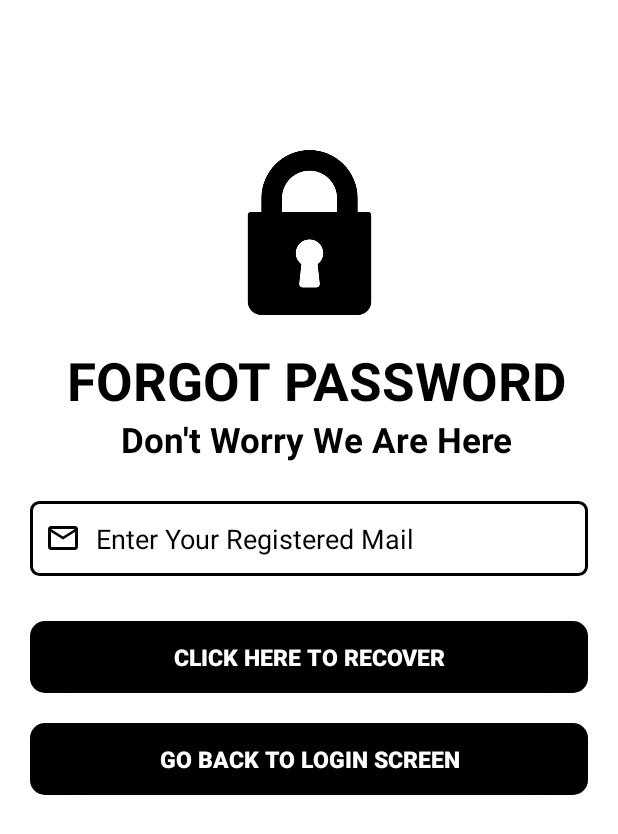
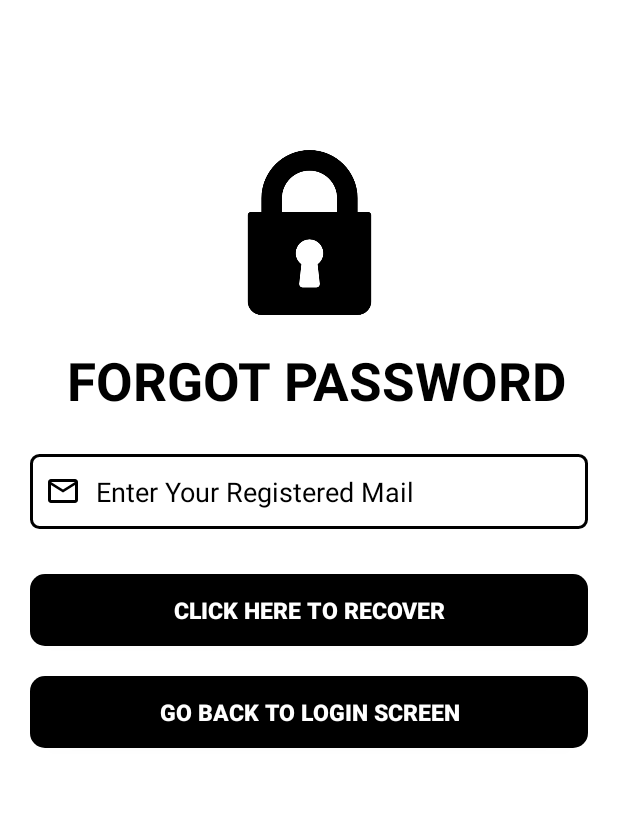
Before and after one commit to aman2970/NoteLance, an Android app: the ForgotPasswordActivity screen opened directly, with no data from a screen before it, on a phone screen of 412 x 824 dp. Shown: the top 834 px of the screen. Run offline under Robolectric (Android 15) with nearby library versions, the phone set to English and light mode, and no system bars.

Commit message:
final fix in ui of forgot password

```diff
--- a/app/src/main/res/layout/activity_forgot_password.xml
+++ b/app/src/main/res/layout/activity_forgot_password.xml
@@ -33,20 +33,6 @@
         app:layout_constraintEnd_toEndOf="parent"
         app:layout_constraintTop_toBottomOf="@id/forgot_lock_icon"/>
 
-    <TextView
-        android:id="@+id/description_tv"
-        android:layout_width="0dp"
-        android:layout_height="wrap_content"
-        android:text="@string/dont_worry"
-        android:textSize="@dimen/twenty_three_sp"
-        android:textStyle="bold"
-        android:textColor="@color/black"
-        android:gravity="center"
-        android:layout_marginStart="@dimen/twenty"
-        android:layout_marginEnd="@dimen/ten"
-        app:layout_constraintStart_toStartOf="parent"
-        app:layout_constraintEnd_toEndOf="parent"
-        app:layout_constraintTop_toBottomOf="@id/forgot_password_tv"/>
 
     <EditText
         android:id="@+id/forgot_password_email"
@@ -66,7 +52,7 @@
         android:layout_marginEnd="@dimen/twenty"
         app:layout_constraintStart_toStartOf="parent"
         app:layout_constraintEnd_toEndOf="parent"
-        app:layout_constraintTop_toBottomOf="@id/description_tv"
+        app:layout_constraintTop_toBottomOf="@id/forgot_password_tv"
         />
 
     <androidx.appcompat.widget.AppCompatButton
```
